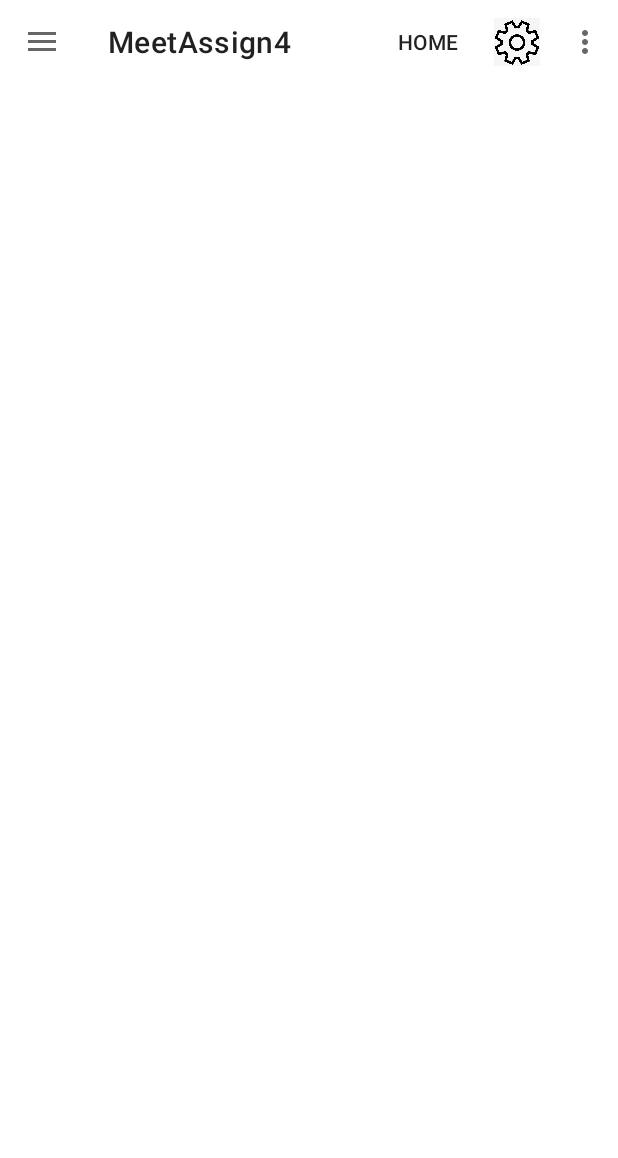
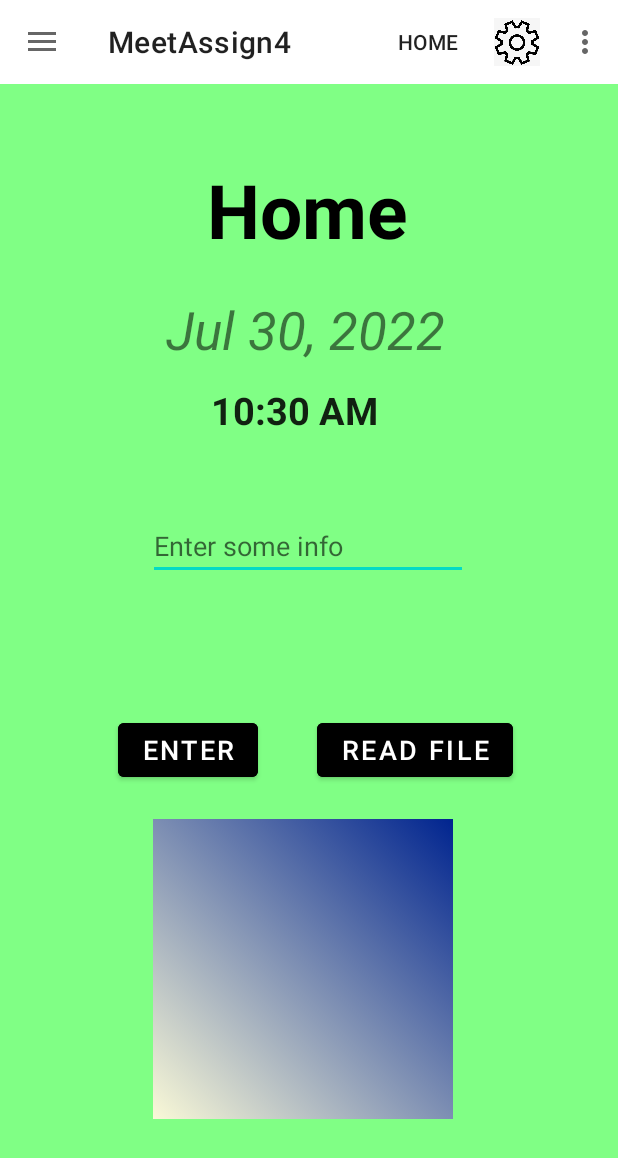
Before and after one commit to MeetPatel0090/MeetPatelAssign4, an Android app: the screen it shows after launch (MeetActivity), on a phone screen of 412 x 824 dp. Shown: the top 1158 px of the screen. Run offline under Robolectric (Android 15) with nearby library versions, the phone set to English and light mode, and no system bars.

Commit message:
Home Fragment Completed

```diff
--- a/MeetAssign44/src/main/java/meet/patel/n01460090/MeetHome.java
+++ b/MeetAssign44/src/main/java/meet/patel/n01460090/MeetHome.java
@@ -1,64 +1,145 @@
 package meet.patel.n01460090;
 
+import android.graphics.Color;
 import android.os.Bundle;
 
+import androidx.annotation.NonNull;
+import androidx.constraintlayout.widget.ConstraintLayout;
 import androidx.fragment.app.Fragment;
+import androidx.fragment.app.FragmentResultListener;
 
 import android.view.LayoutInflater;
 import android.view.View;
 import android.view.ViewGroup;
+import android.widget.Button;
+import android.widget.EditText;
+import android.widget.TextClock;
+import android.widget.TextView;
+import android.widget.Toast;
 
-/**
- * A simple {@link Fragment} subclass.
- * Use the {@link MeetHome#newInstance} factory method to
- * create an instance of this fragment.
- */
+import java.io.File;
+import java.io.FileInputStream;
+import java.io.FileOutputStream;
+import java.text.DateFormat;
+import java.text.SimpleDateFormat;
+import java.util.Calendar;
+import java.util.Date;
+import java.util.Locale;
+
 public class MeetHome extends Fragment {
 
-    // TODO: Rename parameter arguments, choose names that match
-    // the fragment initialization parameters, e.g. ARG_ITEM_NUMBER
-    private static final String ARG_PARAM1 = "param1";
-    private static final String ARG_PARAM2 = "param2";
+    TextView textView, readFileTextView;
+    TextClock textClock;
+    Button writeBtn, readBtn;
+    EditText editText;
+    ConstraintLayout constraintLayout;
 
-    // TODO: Rename and change types of parameters
-    private String mParam1;
-    private String mParam2;
-
-    public MeetHome() {
-        // Required empty public constructor
-    }
-
-    /**
-     * Use this factory method to create a new instance of
-     * this fragment using the provided parameters.
-     *
-     * @param param1 Parameter 1.
-     * @param param2 Parameter 2.
-     * @return A new instance of fragment MeetHome.
-     */
-    // TODO: Rename and change types and number of parameters
-    public static MeetHome newInstance(String param1, String param2) {
-        MeetHome fragment = new MeetHome();
-        Bundle args = new Bundle();
-        args.putString(ARG_PARAM1, param1);
-        args.putString(ARG_PARAM2, param2);
-        fragment.setArguments(args);
-        return fragment;
-    }
 
     @Override
     public void onCreate(Bundle savedInstanceState) {
         super.onCreate(savedInstanceState);
-        if (getArguments() != null) {
-            mParam1 = getArguments().getString(ARG_PARAM1);
-            mParam2 = getArguments().getString(ARG_PARAM2);
-        }
     }
 
     @Override
     public View onCreateView(LayoutInflater inflater, ViewGroup container,
                              Bundle savedInstanceState) {
         // Inflate the layout for this fragment
-        return inflater.inflate(R.layout.meet_home, container, false);
+        View view = inflater.inflate(R.layout.meet_home, container, false);
+
+        textClock = (TextClock) view.findViewById(R.id.MeetTextClock);
+        textClock.setText(getCurrentTime());
+
+        getParentFragmentManager().setFragmentResultListener("sentTime", this, ((requestKey, result) -> {
+            String timeIn = result.getString("setTime");
+            switch (timeIn){
+                case "12hr":
+                    textClock = (TextClock) view.findViewById(R.id.MeetTextClock);
+                    textClock.setFormat12Hour("hh:mm a");
+                    break;
+                case "24hr":
+                    textClock = (TextClock) view.findViewById(R.id.MeetTextClock);
+                    textClock.setFormat24Hour("kk:mm a");
+                    break;
+            }
+        }));
+
+        constraintLayout = view.findViewById(R.id.MeetHomeFrag);
+        getParentFragmentManager().setFragmentResultListener("sentHomeBg", this, new FragmentResultListener() {
+            @Override
+            public void onFragmentResult(@NonNull String requestKey, @NonNull Bundle result) {
+                String homeIn = result.getString("setHomeBg");
+                switch (homeIn){
+                    case "Pink":
+                        constraintLayout.setBackgroundColor(Color.parseColor("#fab4f4"));
+                        break;
+                    case "white":
+                        constraintLayout.setBackgroundColor(Color.parseColor("##b4e7fa"));
+                        break;
+                    case "red":
+                        constraintLayout.setBackgroundColor(Color.parseColor("#000000"));
+                        break;
+                }
+            }
+        });
+
+        Calendar calendar = Calendar.getInstance();
+        String currentDate = DateFormat.getDateInstance().format(calendar.getTime());
+        TextView textViewDate = view.findViewById(R.id.MeetHomeDate);
+        textViewDate.setText(currentDate);
+
+        writeBtn = view.findViewById(R.id.MeetHomeEnterBtn);
+        readBtn = view.findViewById(R.id.MeetHomeReadBtn);
+        editText = view.findViewById(R.id.MeetHomeEditText);
+        readFileTextView = view.findViewById(R.id.MeetHomeReadTextView);
+
+        writeBtn.setOnClickListener(new View.OnClickListener() {
+            @Override
+            public void onClick(View v) {
+                String content = editText.getText().toString();
+                writeToFile(getString(R.string.home_file_name),content);
+                editText.setText("");
+            }
+        });
+
+        readBtn.setOnClickListener(new View.OnClickListener() {
+            @Override
+            public void onClick(View v) {
+                String content = readFileFile(getString(R.string.home_file_name));
+                readFileTextView.setText(content);
+            }
+        });
+        return view;
+    }
+
+    private String readFileFile(String file){
+        File path = getActivity().getApplicationContext().getFilesDir();
+        File read = new File(path,file);
+        byte[] content = new byte[(int)read.length()];
+        try{
+            FileInputStream stream = new FileInputStream(read);
+            stream.read(content);
+            Toast.makeText(getActivity().getApplicationContext(),getString(R.string.home_frag_toast_text_read) + file, Toast.LENGTH_SHORT).show();
+            return new String(content);
+
+        }catch (Exception e){
+            e.printStackTrace();
+            return e.toString();
+        }
+    }
+
+    public void writeToFile(String file, String content){
+        File path = getActivity().getApplicationContext().getFilesDir();
+        try{
+            FileOutputStream write = new FileOutputStream(new File(path, file), true);
+            write.write(content.getBytes());
+            write.close();
+            Toast.makeText(getActivity().getApplicationContext(),getString(R.string.home_frag_toast_text) + file, Toast.LENGTH_SHORT).show();
+        }catch (Exception e){
+            e.printStackTrace();
+        }
+    }
+
+    private String getCurrentTime(){
+        return new SimpleDateFormat(getString(R.string.date_home_frag), Locale.getDefault()).format(new Date());
     }
 }
--- /dev/null
+++ b/MeetAssign44/src/main/res/drawable/gradient.xml
@@ -0,0 +1,11 @@
+<?xml version="1.0" encoding="utf-8"?>
+<selector xmlns:android="http://schemas.android.com/apk/res/android">
+    <item>
+        <shape android:shape="rectangle">
+            <gradient
+                android:startColor="#00248F"
+                android:endColor="#FAF9D7"
+                android:angle="225"/>
+        </shape>
+    </item>
+</selector>
--- a/MeetAssign44/src/main/res/layout/activity_meet.xml
+++ b/MeetAssign44/src/main/res/layout/activity_meet.xml
@@ -6,11 +6,13 @@ xmlns:tools="http://schemas.android.com/tools"
     android:id="@+id/MeetNavigationDrawer"
     android:layout_width="match_parent"
     android:layout_height="match_parent"
+    android:fitsSystemWindows="true"
+    tools:openDrawer="start"
     tools:context=".MeetActivity">
 
     <LinearLayout
         android:id="@+id/MeetLinearLayout"
-    android:orientation="horizontal"
+        android:orientation="vertical"
         android:layout_width="match_parent"
         android:layout_height="match_parent">
 
@@ -18,31 +20,25 @@ tools:context=".MeetActivity">
             layout="@layout/meet_toolbar"
             android:layout_width="match_parent"
             android:layout_height="wrap_content"
-        app:layout_constraintTop_toTopOf="parent"
-        app:layout_constraintBottom_toTopOf="@+id/MeetFrameLayout"
-        app:layout_constraintStart_toStartOf="parent"
-        app:layout_constraintEnd_toEndOf="parent"/>
+            app:popupTheme="@style/ThemeOverlay.AppCompat.Light"/>
 
         <FrameLayout
             android:id="@+id/MeetFrameLayout"
             android:layout_width="match_parent"
-        android:layout_height="match_parent"
-        app:layout_constraintBottom_toBottomOf="parent"
-        app:layout_constraintEnd_toEndOf="parent"
-        app:layout_constraintStart_toStartOf="parent"
-        app:layout_constraintTop_toBottomOf="@layout/meet_toolbar">
+            android:layout_height="match_parent">
         </FrameLayout>
 
     </LinearLayout>
 
-<!--this the navigation view which draws
-    and shows the navigation drawer-->
-<!--include the menu created in the menu folder-->
     <com.google.android.material.navigation.NavigationView
         android:id="@+id/MeetNavigationView"
         android:layout_width="wrap_content"
         android:layout_height="match_parent"
         android:layout_gravity="start"
+        android:fitsSystemWindows="true"
+        android:layout_marginEnd="-65dp"
+        android:layout_marginRight="-65dp"
         app:menu="@menu/meet_navigation_drawer"
         app:headerLayout="@layout/nav_header"/>
+
 </androidx.drawerlayout.widget.DrawerLayout>
--- a/MeetAssign44/src/main/res/layout/meet_file.xml
+++ b/MeetAssign44/src/main/res/layout/meet_file.xml
@@ -3,7 +3,8 @@
     xmlns:tools="http://schemas.android.com/tools"
     android:layout_width="match_parent"
     android:layout_height="match_parent"
-    tools:context=".MeetFileContent">
+    tools:context=".MeetFileContent"
+    android:background="#FFA8A8">
 
     <!-- TODO: Update blank fragment layout -->
     <TextView
--- a/MeetAssign44/src/main/res/layout/meet_home.xml
+++ b/MeetAssign44/src/main/res/layout/meet_home.xml
@@ -1,14 +1,107 @@
 <?xml version="1.0" encoding="utf-8"?>
-<FrameLayout xmlns:android="http://schemas.android.com/apk/res/android"
+<androidx.constraintlayout.widget.ConstraintLayout xmlns:android="http://schemas.android.com/apk/res/android"
     xmlns:tools="http://schemas.android.com/tools"
     android:layout_width="match_parent"
     android:layout_height="match_parent"
-    tools:context=".MeetHome">
+    xmlns:app="http://schemas.android.com/apk/res-auto"
+    tools:context=".MeetHome"
+    android:id="@+id/MeetHomeFrag"
+    android:background="#80FF85">
 
     <!-- TODO: Update blank fragment layout -->
     <TextView
-        android:layout_width="match_parent"
-        android:layout_height="match_parent"
-        android:text="@string/hello_blank_fragment" />
+        android:id="@+id/MeetHomeTextView"
+        android:layout_width="wrap_content"
+        android:layout_height="wrap_content"
+        android:layout_marginTop="50dp"
+        android:layout_marginEnd="140dp"
+        android:text="@string/home_frag_heading"
+        android:textSize="50sp"
+        android:textStyle="bold"
+        android:textColor="@color/black"
+        app:layout_constraintEnd_toEndOf="parent"
+        app:layout_constraintTop_toTopOf="parent"/>
+    <TextView
+        android:id="@+id/MeetHomeDate"
+        android:layout_width="wrap_content"
+        android:layout_height="wrap_content"
+        android:layout_marginTop="140dp"
+        android:layout_marginEnd="115dp"
+        android:text="@string/home_frag_date"
+        android:textSize="35sp"
+        android:textStyle="italic"
+        app:layout_constraintEnd_toEndOf="parent"
+        app:layout_constraintTop_toTopOf="parent"/>
+    <TextClock
+        android:id="@+id/MeetTextClock"
+        android:layout_width="wrap_content"
+        android:layout_height="wrap_content"
+        android:layout_marginTop="200dp"
+        android:layout_marginEnd="160dp"
+        android:textSize="25sp"
+        android:format12Hour="k:mm a"
+        android:format24Hour="h:mm a"
+        android:textStyle="bold"
+        app:layout_constraintEnd_toEndOf="parent"
+        app:layout_constraintTop_toTopOf="parent"/>
+    <EditText
+        android:id="@+id/MeetHomeEditText"
+        android:layout_width="wrap_content"
+        android:layout_height="wrap_content"
+        android:layout_marginTop="285dp"
+        android:layout_marginEnd="100dp"
+        android:ems="10"
+        android:digits="QWERTYUIOPASDFGHJKLZXCVBNMqwertyuiopasdfghjklzxcvbnm12345567890"
+        android:maxLength="10"
+        android:hint="@string/enter_text_home"
+        tools:ignore="TouchTargetSizeCheck"
+        app:layout_constraintEnd_toEndOf="parent"
+        app:layout_constraintTop_toTopOf="parent"/>
 
-</FrameLayout>
+    <TextView
+        android:id="@+id/MeetHomeReadTextView"
+        android:layout_width="wrap_content"
+        android:layout_height="wrap_content"
+        android:layout_marginTop="350dp"
+        android:layout_marginEnd="200dp"
+        android:text=" "
+        android:textSize="22sp"
+        app:layout_constraintEnd_toEndOf="parent"
+        app:layout_constraintTop_toTopOf="parent"/>
+
+    <Button
+        android:id="@+id/MeetHomeEnterBtn"
+        android:layout_width="wrap_content"
+        android:layout_height="wrap_content"
+        android:layout_marginTop="420dp"
+        android:layout_marginEnd="240dp"
+        android:text="@string/home_enter_btn"
+        android:textSize="18sp"
+        android:backgroundTint="@color/black"
+        app:layout_constraintEnd_toEndOf="parent"
+        app:layout_constraintTop_toTopOf="parent"/>
+
+    <Button
+        android:id="@+id/MeetHomeReadBtn"
+        android:layout_width="wrap_content"
+        android:layout_height="wrap_content"
+        android:layout_marginTop="420dp"
+        android:layout_marginEnd="70dp"
+        android:text="@string/home_read_btn"
+        android:textSize="18sp"
+        android:backgroundTint="@color/black"
+        app:layout_constraintEnd_toEndOf="parent"
+        app:layout_constraintTop_toTopOf="parent"/>
+
+    <ImageView
+        android:id="@+id/MeetHomeImageView"
+        android:background="@drawable/gradient"
+        android:layout_width="200dp"
+        android:layout_height="200dp"
+        android:layout_marginTop="490dp"
+        android:layout_marginEnd="110dp"
+        app:layout_constraintEnd_toEndOf="parent"
+        app:layout_constraintTop_toTopOf="parent" />
+
+
+</androidx.constraintlayout.widget.ConstraintLayout>
--- a/MeetAssign44/src/main/res/layout/meet_toolbar.xml
+++ b/MeetAssign44/src/main/res/layout/meet_toolbar.xml
@@ -1,6 +1,6 @@
 <?xml version="1.0" encoding="utf-8"?>
-<androidx.appcompat.widget.Toolbar
-    xmlns:android="http://schemas.android.com/apk/res/android"
+<androidx.appcompat.widget.Toolbar xmlns:android="http://schemas.android.com/apk/res/android"
+    xmlns:app="http://schemas.android.com/apk/res-auto"
     android:id="@+id/MeetToolbar"
     android:layout_height="wrap_content"
     android:layout_width="match_parent"
--- a/MeetAssign44/src/main/res/layout/n01460090_weather.xml
+++ b/MeetAssign44/src/main/res/layout/n01460090_weather.xml
@@ -3,7 +3,8 @@
     xmlns:tools="http://schemas.android.com/tools"
     android:layout_width="match_parent"
     android:layout_height="match_parent"
-    tools:context=".N01460090Weather">
+    tools:context=".N01460090Weather"
+    android:background="#FFE2AE">
 
     <!-- TODO: Update blank fragment layout -->
     <TextView
--- a/MeetAssign44/src/main/res/layout/patel_download.xml
+++ b/MeetAssign44/src/main/res/layout/patel_download.xml
@@ -3,7 +3,8 @@
     xmlns:tools="http://schemas.android.com/tools"
     android:layout_width="match_parent"
     android:layout_height="match_parent"
-    tools:context=".PatelDownload">
+    tools:context=".PatelDownload"
+    android:background="#B8FFE9">
 
     <!-- TODO: Update blank fragment layout -->
     <TextView
--- a/MeetAssign44/src/main/res/layout/settings_screen.xml
+++ b/MeetAssign44/src/main/res/layout/settings_screen.xml
@@ -3,7 +3,8 @@
     xmlns:tools="http://schemas.android.com/tools"
     android:layout_width="match_parent"
     android:layout_height="match_parent"
-    tools:context=".SettingsScreen">
+    tools:context=".SettingsScreen"
+    android:background="#D7DDFF">
 
     <!-- TODO: Update blank fragment layout -->
     <TextView
--- a/MeetAssign44/src/main/res/menu/meet_navigation_drawer.xml
+++ b/MeetAssign44/src/main/res/menu/meet_navigation_drawer.xml
@@ -1,10 +1,10 @@
 <?xml version="1.0" encoding="utf-8"?>
 <menu xmlns:android="http://schemas.android.com/apk/res/android">
-
+    <group android:checkableBehavior="single">
         <item
             android:id="@+id/MeetNavHome"
             android:title="@string/nav_home"
-        android:icon="@drawable/ic_baseline_home_24"/>
+            android:icon="@drawable/ic_baseline_home_24" />
         <item
             android:id="@+id/MeetNavDownload"
             android:title="@string/nav_download"
@@ -21,4 +21,5 @@
             android:id="@+id/MeetNavSettings"
             android:title="@string/nav_settings"
             android:icon="@drawable/ic_baseline_settings_24"/>
+    </group>
 </menu>
--- a/MeetAssign44/src/main/res/values/strings.xml
+++ b/MeetAssign44/src/main/res/values/strings.xml
@@ -9,8 +9,23 @@
     <string name="nav_weather">Weather</string>
     <string name="nav_file_content">File Content</string>
     <string name="nav_settings">Settings</string>
-    <string name="nav_open">Meet Menu Open</string>
-    <string name="nav_close">Meet Menu Closing</string>
+    <string name="nav_open">Open</string>
+    <string name="nav_close">Close</string>
+    <string name="nav_open_msg">Meet Menu Open</string>
+    <string name="nav_close_msg">Meet Menu Closing</string>
     <string name="nav_name">Meet Patel</string>
     <string name="nav_mail">meetpatel12302@gmail.com</string>
+    <string name="home_frag_heading">Home</string>
+    <string name="home_frag_date">Date</string>
+    <string name="home_enter_btn">Enter</string>
+    <string name="home_read_btn">Read File</string>
+    <string name="home_frag_toast_text">\"Written to File: \"</string>
+    <string name="home_frag_toast_text_read">\"Reading from File: \"</string>
+    <string name="date_home_frag">hh:mm a</string>
+    <string name="home_file_name">meet.txt</string>
+    <string name="alert_yes">Yes</string>
+    <string name="alert_no">No</string>
+    <string name="alert_meessage">Do you want to Exit?</string>
+    <string name="alert_title">Meet Patel N01460090</string>
+    <string name="enter_text_home">Enter some info</string>
 </resources>
```
Also changed, not shown: MeetAssign44/src/main/java/meet/patel/n01460090/MeetActivity.java (+31 -3 lines), MeetAssign44/src/main/res/layout/nav_header.xml (+6 -5 lines). Lines whose indentation alone changed are shown as unchanged.
